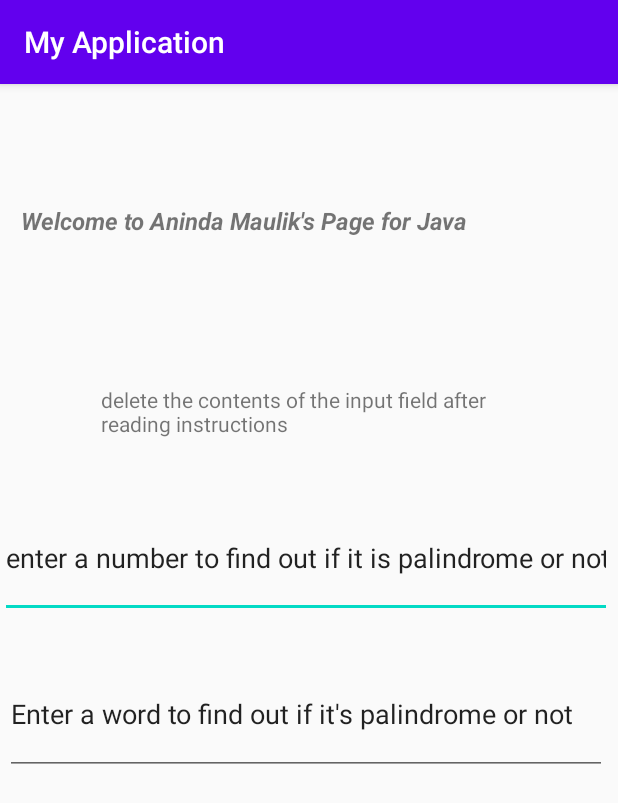
After one commit to anindameister/learningAndroid, an Android app: the MainActivity4 screen opened directly, with no data from a screen before it, on a phone screen of 412 x 824 dp. The commit adds this screen. Shown: the top 803 px of the screen. Run offline under Robolectric (Android 15) with nearby library versions, the phone set to English and light mode, and no system bars.

Commit message:
palindrome number works

```diff
--- a/MyApplication/app/src/main/AndroidManifest.xml
+++ b/MyApplication/app/src/main/AndroidManifest.xml
@@ -9,7 +9,9 @@
         android:roundIcon="@mipmap/ic_launcher_round"
         android:supportsRtl="true"
         android:theme="@style/AppTheme">
-        <activity android:name=".MainActivity3"></activity>
+        <activity android:name=".MainActivity5"></activity>
+        <activity android:name=".MainActivity4" />
+        <activity android:name=".MainActivity3" />
         <activity android:name=".MainActivity2" />
         <activity android:name=".MainActivity">
             <intent-filter>
--- a/MyApplication/app/src/main/java/com/anindamaulik/myapplication/MainActivity2.java
+++ b/MyApplication/app/src/main/java/com/anindamaulik/myapplication/MainActivity2.java
@@ -18,7 +18,7 @@ public class MainActivity2 extends AppCompatActivity {
         super.onCreate(savedInstanceState);
         setContentView(R.layout.activity_main2);
 
-        page_two=(Button) findViewById(R.id.button2);
+        page_two =findViewById(R.id.button2);
         page_two.setOnClickListener(new View.OnClickListener() {
             @Override
             public void onClick(View view) {
--- /dev/null
+++ b/MyApplication/app/src/main/java/com/anindamaulik/myapplication/MainActivity4.java
@@ -0,0 +1,71 @@
+package com.anindamaulik.myapplication;
+
+import androidx.appcompat.app.AppCompatActivity;
+
+import android.content.Intent;
+import android.os.Bundle;
+import android.view.View;
+import android.widget.EditText;
+import android.widget.Toast;
+
+import java.text.BreakIterator;
+import java.util.ArrayList;
+
+public class MainActivity4 extends AppCompatActivity {
+
+    EditText myEditText;
+    EditText MyEditText2;
+
+    @Override
+    protected void onCreate(Bundle savedInstanceState) {
+        super.onCreate(savedInstanceState);
+        setContentView(R.layout.activity_main4);
+
+        myEditText = findViewById(R.id.palindromeNumber);
+
+        myEditText.setOnClickListener(new View.OnClickListener() {
+            //            https://stackoverflow.com/questions/34665564/how-to-retrieve-user-input-in-android
+            @Override
+            public void onClick(View view) {
+                String input = myEditText.getText().toString();
+
+                int intedInput = Integer.parseInt(input);
+
+
+                String userInput2string = input;
+                ArrayList<String> userInput2string2list = new ArrayList<String>();
+                ArrayList<String> userInput2string2list2 = new ArrayList<String>();
+                for (String retval : userInput2string.split("")) {
+
+                    int retvalInted = Integer.parseInt(retval);
+                    String stringedRetvalInted = Integer.toString(retvalInted);
+                    userInput2string2list.add(stringedRetvalInted);
+
+                }
+                for (int j = userInput2string2list.size() - 1; j >= 0; j--) {
+                    userInput2string2list2.add(userInput2string2list.get(j));
+
+
+                }
+                StringBuffer sb = new StringBuffer();
+                for (String s : userInput2string2list2) {
+                    sb.append(s);
+                }
+                String str = sb.toString();
+                int IntedStr = Integer.parseInt(str);
+                if (intedInput == IntedStr) {
+
+                    Toast.makeText(getApplicationContext(), "input palindrome", Toast.LENGTH_LONG).show();
+
+                } else {
+
+                    Toast.makeText(getApplicationContext(), "input NOT palindrome", Toast.LENGTH_LONG).show();
+
+                }
+
+
+            }
+        });
+
+    }
+}
--- /dev/null
+++ b/MyApplication/app/src/main/res/layout/activity_main4.xml
@@ -0,0 +1,64 @@
+<?xml version="1.0" encoding="utf-8"?>
+<RelativeLayout xmlns:android="http://schemas.android.com/apk/res/android"
+    xmlns:app="http://schemas.android.com/apk/res-auto"
+    xmlns:tools="http://schemas.android.com/tools"
+    android:layout_width="match_parent"
+    android:layout_height="match_parent"
+    tools:context=".MainActivity2">
+
+
+
+    <TextView
+        android:id="@+id/textView2"
+        android:layout_width="397dp"
+        android:layout_height="50dp"
+        android:layout_alignParentStart="true"
+        android:layout_marginStart="14dp"
+        android:layout_marginLeft="0.6in"
+        android:layout_marginTop="0.5in"
+        android:layout_marginBottom="0.5in"
+        android:text="Welcome to Aninda Maulik's Page for Java"
+
+        android:textSize="16dp"
+        android:textStyle="bold|italic" />
+
+    <EditText
+        android:id="@+id/palindromeNumber"
+        android:layout_width="407dp"
+        android:layout_height="79dp"
+        android:layout_alignParentStart="true"
+        android:layout_alignParentEnd="true"
+        android:layout_alignParentBottom="true"
+        android:layout_marginStart="0dp"
+        android:layout_marginEnd="4dp"
+        android:layout_marginBottom="412dp"
+        android:ems="10"
+        android:inputType="textPersonName"
+        android:text="enter a number to find out if it is palindrome or not" />
+
+    <TextView
+        android:id="@+id/textView3"
+        android:layout_width="280dp"
+        android:layout_height="wrap_content"
+        android:layout_alignParentStart="true"
+        android:layout_alignParentEnd="true"
+        android:layout_alignParentBottom="true"
+        android:layout_marginStart="67dp"
+        android:layout_marginEnd="64dp"
+        android:layout_marginBottom="532dp"
+        android:text="delete the contents of the input field after reading instructions" />
+
+    <EditText
+        android:id="@+id/palindromeString"
+        android:layout_width="401dp"
+        android:layout_height="81dp"
+        android:layout_alignParentEnd="true"
+        android:layout_alignParentBottom="true"
+        android:layout_marginEnd="7dp"
+        android:layout_marginBottom="307dp"
+        android:ems="10"
+        android:inputType="textPersonName"
+        android:text="Enter a word to find out if it's palindrome or not" />
+
+
+</RelativeLayout>
```
Also changed, not shown: MyApplication/app/src/main/java/com/anindamaulik/myapplication/MainActivity3.java (+18 -0 lines), MyApplication/app/src/main/java/com/anindamaulik/myapplication/MainActivity5.java (added, +15 -0 lines), MyApplication/app/src/main/res/layout/activity_main2.xml (+7 -4 lines), MyApplication/app/src/main/res/layout/activity_main3.xml (+15 -2 lines), MyApplication/app/src/main/res/layout/activity_main5.xml (added, +9 -0 lines).
